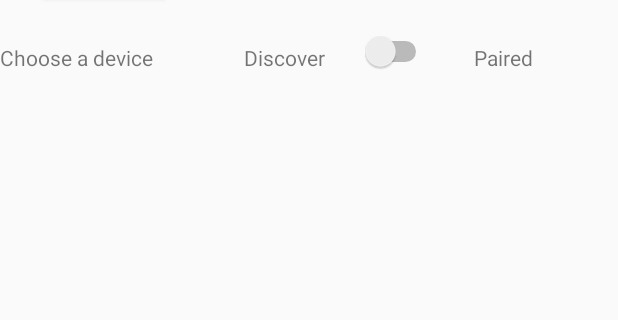
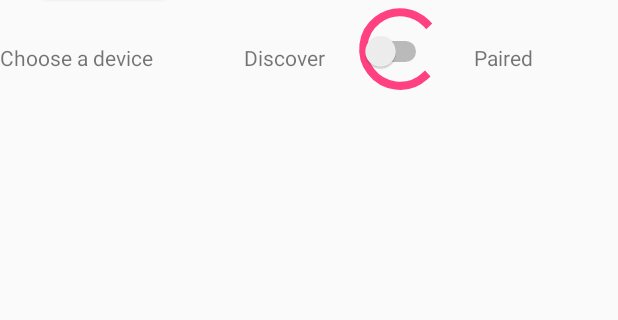
Before and after one commit to ElEtalon/ESIGELEC-AndroidAPP-BluetoothBot, an Android app: the layout activity_home.xml on its own in the app's theme, with its tools: preview values and no code run, on a phone screen of 412 x 824 dp, the part 195-515 px from its top. Run offline under Robolectric (Android 15) with nearby library versions, the phone set to English and light mode, and no system bars.

Commit message:
[HomeActivity] IHM updates

```diff
--- a/app/src/main/java/fr/esigelec/bluetoothbot/BluetoothCallback.java
+++ b/app/src/main/java/fr/esigelec/bluetoothbot/BluetoothCallback.java
@@ -42,6 +42,12 @@ public interface BluetoothCallback {
     //void onBluetoothDiscovery(int returnCode);
 
     /**
+     * Call back discovery
+     * @param code
+     */
+    void onBluetoothDiscovery(int code);
+
+    /**
      *
      */
     void onBluetoothDiscoveryFound(BluetoothDevice device);
--- a/app/src/main/java/fr/esigelec/bluetoothbot/Constants.java
+++ b/app/src/main/java/fr/esigelec/bluetoothbot/Constants.java
@@ -31,6 +31,11 @@ class Constants {
     public static final int MANUAL_MODE = 8;
     public static final int AUTO_MODE = 9;
 
+
+    // Progress bar
+    public static final int BAR_FINISHED = 0;
+    public static final int BAR_BEGIN = 0;
+
     static Constants getInstance() {
         return ourInstance;
     }
--- a/app/src/main/java/fr/esigelec/bluetoothbot/ControlsActivity.java
+++ b/app/src/main/java/fr/esigelec/bluetoothbot/ControlsActivity.java
@@ -122,6 +122,11 @@ public class ControlsActivity extends AppCompatActivity implements BluetoothCall
     }
 
     @Override
+    public void onBluetoothDiscovery(int code) {
+
+    }
+
+    @Override
     public void onBluetoothDiscoveryFound(BluetoothDevice device) {
 
     }
--- a/app/src/main/res/layout/activity_home.xml
+++ b/app/src/main/res/layout/activity_home.xml
@@ -11,6 +11,15 @@
         android:layout_height="495dp"
         tools:layout_editor_absoluteX="8dp"
         tools:layout_editor_absoluteY="8dp">
+
+        <ProgressBar
+            android:id="@+id/progressBarDiscovered"
+            style="@android:style/Widget.DeviceDefault.Light.ProgressBar"
+            android:layout_width="150dp"
+            android:layout_height="65dp"
+            android:layout_above="@+id/listViewDevices"
+            android:layout_alignEnd="@+id/textView"
+            android:layout_marginEnd="13dp" />
 
         <TextView
             android:id="@+id/textView13"
```
Also changed, not shown: app/src/main/java/fr/esigelec/bluetoothbot/BluetoothService.java (renamed from app/src/main/java/fr/esigelec/bluetoothbot/BluetoothSearch.java, +6 -10 lines), app/src/main/java/fr/esigelec/bluetoothbot/HomeActivity.java (+46 -8 lines).
